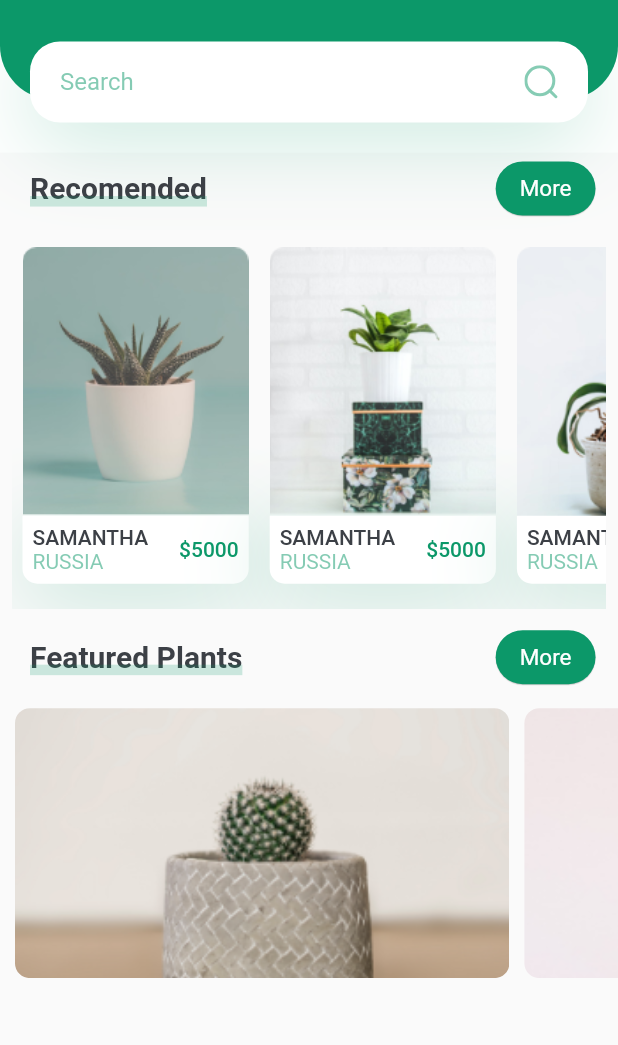
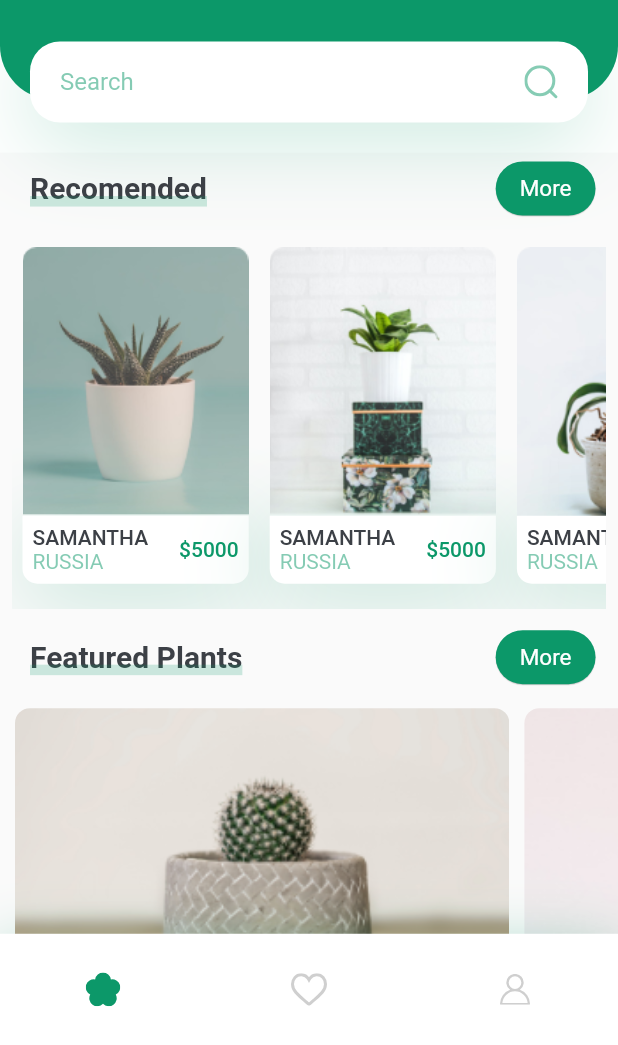
Before and after one commit to KurshanyWaleed/plant_app_flutter_demo, a Flutter app: the screen it shows after launch, on a phone screen of 412 x 824 dp, the part 191-1236 px from its top. Run offline on Flutter 3.47's test engine with Material 2 defaults, Android fonts, the phone set to English and light mode, and no system bars; our stand-ins replace flutter_svg.

```diff
--- /dev/null
+++ b/lib/screens/home/components/bottom_nav_bar.dart
@@ -0,0 +1,41 @@
+import 'package:flutter/material.dart';
+import 'package:flutter_svg/svg.dart';
+
+import '../../../constants.dart';
+
+class NavButtomBar extends StatelessWidget {
+  const NavButtomBar({
+    Key? key,
+  }) : super(key: key);
+
+  @override
+  Widget build(BuildContext context) {
+    return Container(
+      child: Row(
+        mainAxisAlignment: MainAxisAlignment.spaceAround,
+        children: [
+          IconButton(
+            icon: SvgPicture.asset("assets/icons/flower.svg"),
+            onPressed: () => {},
+          ),
+          IconButton(
+            color: kPrimaryColor,
+            icon: SvgPicture.asset("assets/icons/heart-icon.svg"),
+            onPressed: () => {},
+          ),
+          IconButton(
+            icon: SvgPicture.asset("assets/icons/user-icon.svg"),
+            onPressed: () => {},
+          ),
+        ],
+      ),
+      height: MediaQuery.of(context).size.height * .09,
+      decoration: BoxDecoration(color: Colors.white, boxShadow: [
+        BoxShadow(
+            offset: const Offset(0, 10),
+            blurRadius: 35,
+            color: kPrimaryColor.withOpacity(0.38))
+      ]),
+    );
+  }
+}
--- a/lib/screens/home/components/home_screen.dart
+++ b/lib/screens/home/components/home_screen.dart
@@ -1,6 +1,9 @@
 import 'package:flutter/material.dart';
 import 'package:flutter_svg/svg.dart';
+
 import 'package:palnt_app_flutter/screens/home/components/body.dart';
+
+import 'bottom_nav_bar.dart';
 
 class Homescreen extends StatelessWidget {
   const Homescreen({Key? key}) : super(key: key);
@@ -9,7 +12,8 @@ class Homescreen extends StatelessWidget {
   Widget build(BuildContext context) {
     return Scaffold(
       appBar: builAppBar(),
-      body: Body(),
+      body: const Body(),
+      bottomNavigationBar: const NavButtomBar(),
     );
   }
 
```
Also changed, not shown: lib/screens/home/components/details/components/details/body.dart (added, +46 -0 lines), lib/screens/home/components/details/details_screen.dart (added, +12 -0 lines), lib/screens/home/components/recomend_plants.dart (+19 -3 lines).
